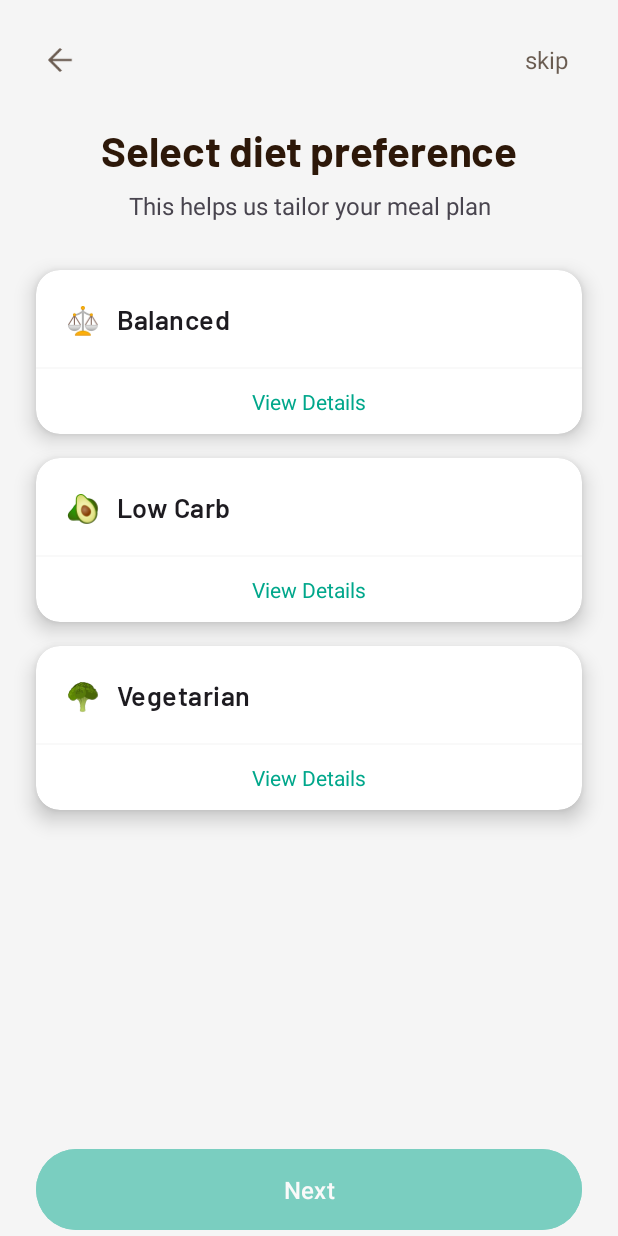
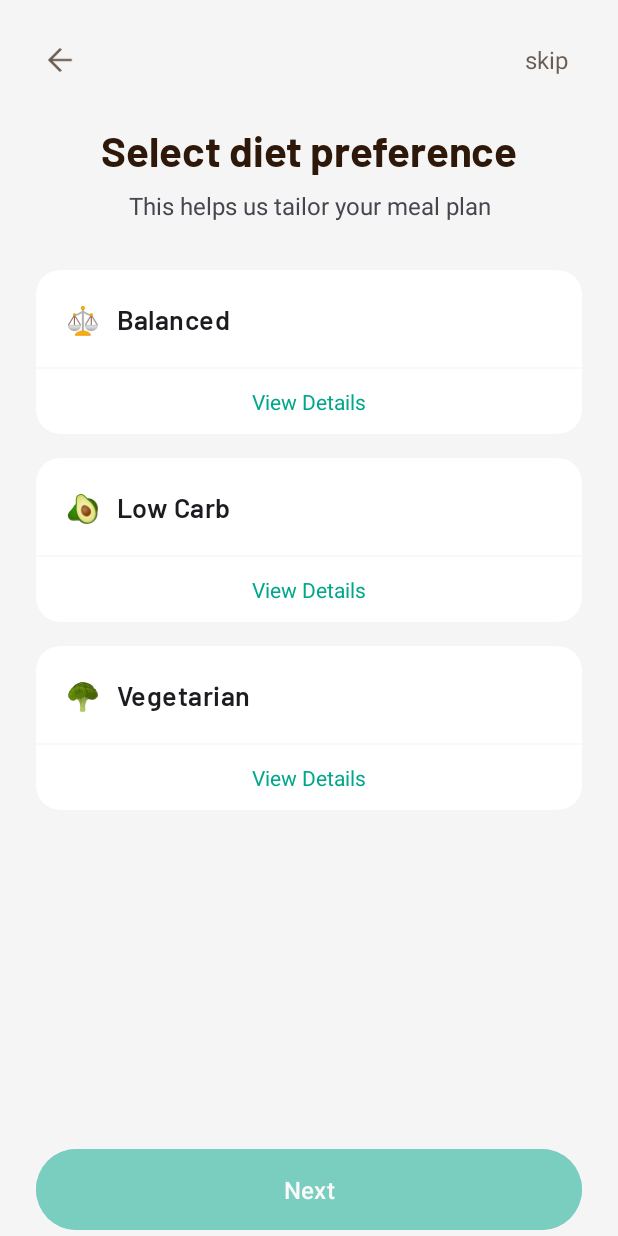
Before and after one commit to nexonsabanao/Capstone, an Android app: the layout fragment_fourth_screen.xml on its own in the app's theme, with its tools: preview values and no code run, on a phone screen of 412 x 824 dp. Run offline under Robolectric (Android 15) with nearby library versions, the phone set to English and light mode, and no system bars.

Commit message:
version 1.2

```diff
--- a/app/src/main/java/com/example/nutriority/onboarding/screens/FifthScreen.kt
+++ b/app/src/main/java/com/example/nutriority/onboarding/screens/FifthScreen.kt
@@ -75,7 +75,7 @@ class FifthScreen : BaseFragment() {
 
     private fun setupChipStyle() {
         val greenColor = ContextCompat.getColor(requireContext(), R.color.green)
-        val defaultBackgroundColor = ContextCompat.getColor(requireContext(), R.color.light_gray_background)
+        val defaultBackgroundColor = ContextCompat.getColor(requireContext(), R.color.white)
         val defaultTextColor = ContextCompat.getColor(requireContext(), R.color.dark_gray)
         val whiteColor = ContextCompat.getColor(requireContext(), android.R.color.white)
 
--- a/app/src/main/res/layout/fragment_fourth_screen.xml
+++ b/app/src/main/res/layout/fragment_fourth_screen.xml
@@ -99,9 +99,8 @@
                 android:focusable="true"
                 app:cardBackgroundColor="@android:color/white"
                 app:cardCornerRadius="16dp"
-                app:cardElevation="8dp"
-                app:strokeColor="@color/card_border_color"
-                app:strokeWidth="2dp">
+                app:cardElevation="0dp"
+                app:strokeWidth="0dp">
 
                 <androidx.constraintlayout.widget.ConstraintLayout
                     android:layout_width="match_parent"
@@ -164,9 +163,8 @@
                 android:focusable="true"
                 app:cardBackgroundColor="@android:color/white"
                 app:cardCornerRadius="16dp"
-                app:cardElevation="8dp"
-                app:strokeColor="@color/card_border_color"
-                app:strokeWidth="2dp">
+                app:cardElevation="0dp"
+                app:strokeWidth="0dp">
 
                 <androidx.constraintlayout.widget.ConstraintLayout
                     android:layout_width="match_parent"
@@ -229,9 +227,8 @@
                 android:focusable="true"
                 app:cardBackgroundColor="@android:color/white"
                 app:cardCornerRadius="16dp"
-                app:cardElevation="8dp"
-                app:strokeColor="@color/card_border_color"
-                app:strokeWidth="2dp">
+                app:cardElevation="0dp"
+                app:strokeWidth="0dp">
 
                 <androidx.constraintlayout.widget.ConstraintLayout
                     android:layout_width="match_parent"
```
Also changed, not shown: app/src/main/res/layout/fragment_sixth_screen.xml (+6 -9 lines), app/src/main/res/layout/fragment_third_screen.xml (+6 -9 lines).
